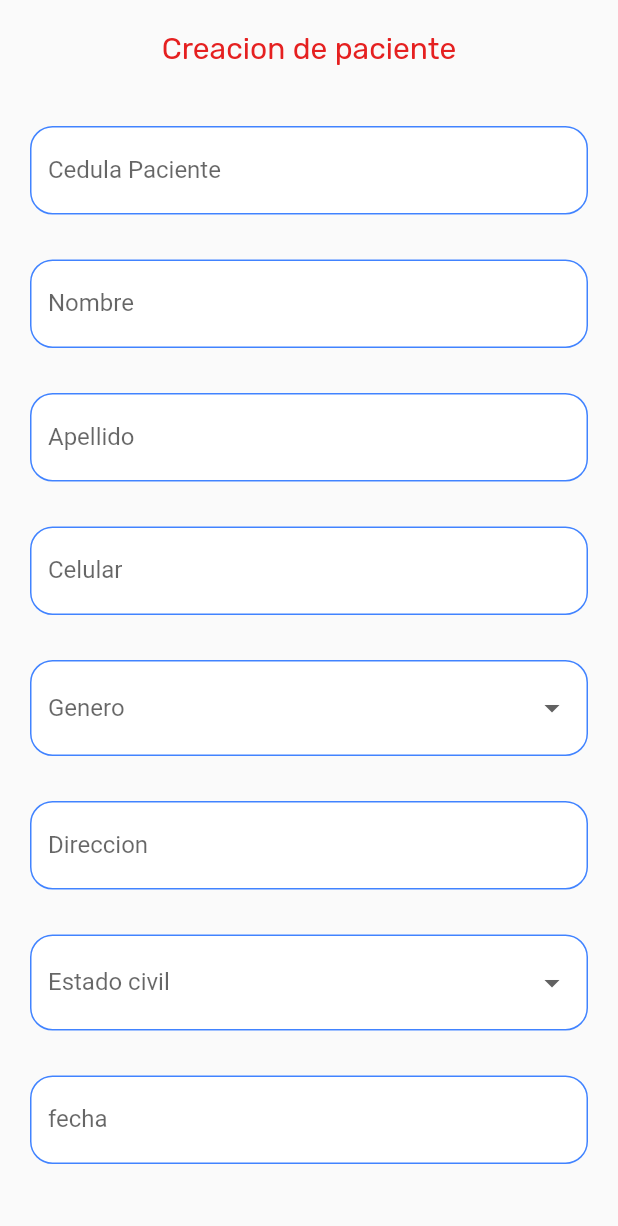
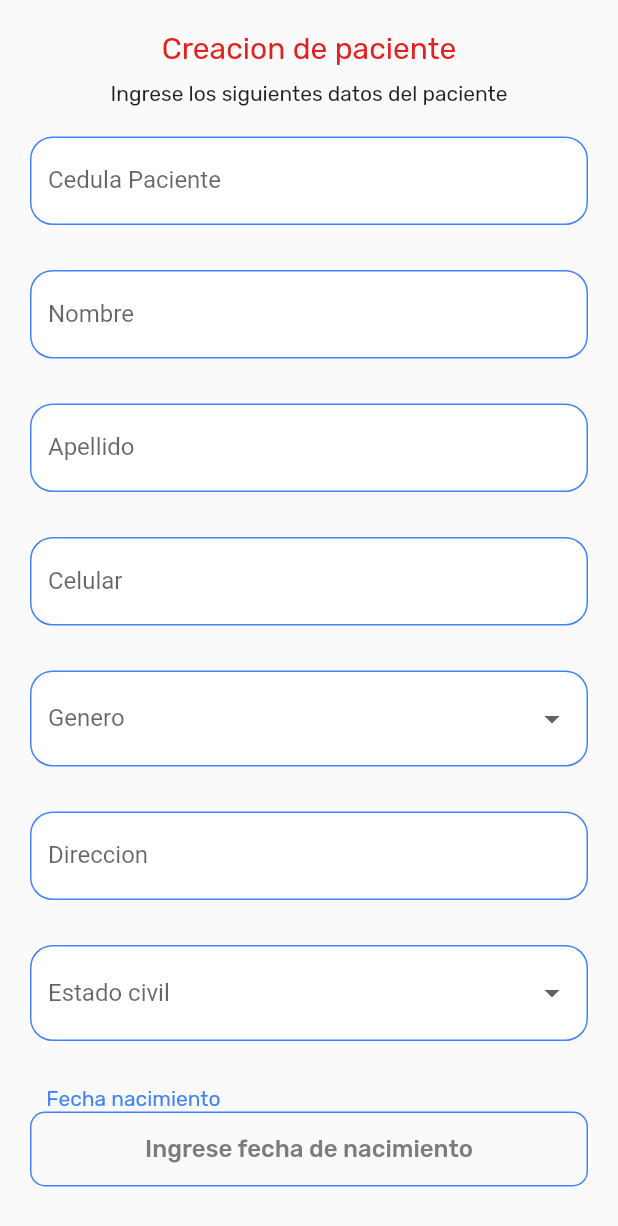
Before and after one commit to AlejandroCardozoCode/Proyecto_de_grado, a Flutter app: the screen it shows after launch, after a tap on "Agregar un nuevo paciente", on a phone screen of 412 x 824 dp. Shown: the top 1226 px of the screen. Run offline on Flutter 3.47's test engine with Material 2 defaults, Android fonts, the phone set to English and light mode, and no system bars; our stand-ins replace flutter_credit_card, flutter_datetime_picker, google_fonts, google_nav_bar, image_picker and 1 more; missing offline and left inert: dart:ffi, fhir; network calls fail.

Commit message:
implementacion widget selector de fecha

```diff
--- a/electrocardio/lib/main.dart
+++ b/electrocardio/lib/main.dart
@@ -28,6 +28,7 @@ class MyApp extends StatelessWidget {
         "reportList": (context) => const ReportListScreen(),
         "profile": (context) => const ProfileScreen(),
         "electroView": (context) => const ElectroViewScreen(),
+        "payment": (context) => const PaymentScreen(),
       },
       theme: ThemeApp.light,
     );
--- a/electrocardio/lib/screens/home_oncologo.dart
+++ b/electrocardio/lib/screens/home_oncologo.dart
@@ -29,6 +29,7 @@ class _HomeOncologoState extends State<HomeOncologo> {
     const SelectPatient(),
     const ReportListScreen(),
     const ProfileScreen(),
+    const PaymentScreen(),
   ];
   @override
   Widget build(BuildContext context) {
--- a/electrocardio/lib/screens/new_patient_screen.dart
+++ b/electrocardio/lib/screens/new_patient_screen.dart
@@ -1,4 +1,5 @@
 import 'package:flutter/material.dart';
+import 'package:flutter_datetime_picker/flutter_datetime_picker.dart';
 import 'package:google_fonts/google_fonts.dart';
 import '../theme/theme.dart';
 import '../widgets/widgets.dart';
@@ -11,9 +12,8 @@ class NewPatientScreen extends StatefulWidget {
 }
 
 class _NewPatientScreenState extends State<NewPatientScreen> {
-  @override
-  Widget build(BuildContext context) {
-    bool terms = false;
+  String birthDate = "Ingrese fecha de nacimiento";
+  final GlobalKey<FormState> myFormKey = GlobalKey<FormState>();
   final Map<String, String> formValues = {
     "id": "",
     "firstName": "",
@@ -25,11 +25,13 @@ class _NewPatientScreenState extends State<NewPatientScreen> {
     "maritalCode": "",
     "marialText": "",
   };
-    final GlobalKey<FormState> myFormKey = GlobalKey<FormState>();
 
-    return Scaffold(
-      body: SafeArea(
-        child: SingleChildScrollView(
+  @override
+  Widget build(BuildContext context) {
+    final w = MediaQuery.of(context).size.width;
+    return SafeArea(
+      child: Scaffold(
+        body: SingleChildScrollView(
           padding: const EdgeInsets.all(20),
           physics: const BouncingScrollPhysics(),
           child: Form(
@@ -44,7 +46,16 @@ class _NewPatientScreenState extends State<NewPatientScreen> {
                   ),
                 ),
                 const SizedBox(
-                  height: 40,
+                  height: 10,
+                ),
+                Text(
+                  "Ingrese los siguientes datos del paciente",
+                  style: GoogleFonts.rubik(
+                    fontSize: 14,
+                  ),
+                ),
+                const SizedBox(
+                  height: 20,
                 ),
                 CustomForm(
                   labelText: "Cedula Paciente",
@@ -148,10 +159,52 @@ class _NewPatientScreenState extends State<NewPatientScreen> {
                 const SizedBox(
                   height: 30,
                 ),
-                CustomForm(
-                  labelText: "fecha",
-                  formField: 'birthDate',
-                  formValues: formValues,
+                Container(
+                  width: w * 0.85,
+                  child: Text(
+                    "Fecha nacimiento",
+                    style: GoogleFonts.rubik(
+                      color: ThemeApp.primary,
+                    ),
+                  ),
+                ),
+                ElevatedButton(
+                  style: ElevatedButton.styleFrom(
+                    primary: Colors.transparent,
+                    elevation: 0,
+                    shape: RoundedRectangleBorder(
+                      borderRadius: BorderRadius.circular(10),
+                    ),
+                    side: BorderSide(
+                      width: 1,
+                      color: ThemeApp.primary,
+                    ),
+                  ),
+                  child: SizedBox(
+                    height: 50,
+                    child: Center(
+                      child: Text(
+                        birthDate,
+                        textAlign: TextAlign.start,
+                        style: GoogleFonts.rubik(
+                          color: const Color.fromARGB(255, 124, 124, 124),
+                          fontSize: 16,
+                        ),
+                      ),
+                    ),
+                  ),
+                  onPressed: () {
+                    DatePicker.showDatePicker(
+                      context,
+                      maxTime: DateTime.now(),
+                      onConfirm: (date) {
+                        setState(() {
+                          birthDate = "${date.year}-${date.month}-${date.day}";
+                          formValues["birthDate"] = birthDate;
+                        });
+                      },
+                    );
+                  },
                 ),
                 const SizedBox(
                   height: 30,
@@ -161,6 +214,7 @@ class _NewPatientScreenState extends State<NewPatientScreen> {
                 ),
                 ElevatedButton(
                   onPressed: () {
+                    print(formValues);
                     Navigator.pushNamed(context, "contactPatientInfo");
                   },
                   style: ElevatedButton.styleFrom(
--- a/electrocardio/lib/screens/screens.dart
+++ b/electrocardio/lib/screens/screens.dart
@@ -9,3 +9,4 @@ export 'select_patient_screen.dart';
 export 'new_patient_screen.dart';
 export 'home_oncologo.dart';
 export 'electro_view.dart';
+export 'payment_screen.dart';
--- a/electrocardio/lib/screens/select_patient_screen.dart
+++ b/electrocardio/lib/screens/select_patient_screen.dart
@@ -16,17 +16,20 @@ class SelectPatient extends StatelessWidget {
           children: [
             ProfileData(),
             SizedBox(
-              height: w * 0.1,
+              height: w * 0.06,
             ),
             Container(
+              width: w,
               margin: const EdgeInsets.only(
+                left: 25,
                 bottom: 10,
               ),
               child: Text(
                 "Nuevo reporte",
                 style: GoogleFonts.rubik(
-                  color: ThemeApp.appRed,
-                  fontWeight: FontWeight.bold,
+                  fontSize: 20,
+                  color: Colors.black,
+                  fontWeight: FontWeight.w600,
                 ),
               ),
             ),
@@ -37,8 +40,9 @@ class SelectPatient extends StatelessWidget {
               ),
               child: Text(
                 "Para crear un nuevo reporte por favor seleccione un paciente existente o ingrese un nuevo paciente al sistema",
-                textAlign: TextAlign.center,
-                style: GoogleFonts.rubik(),
+                style: GoogleFonts.rubik(
+                  fontSize: 16,
+                ),
               ),
             ),
             const CustomPatientBanner(
--- a/electrocardio/lib/theme/theme.dart
+++ b/electrocardio/lib/theme/theme.dart
@@ -26,7 +26,8 @@ class ThemeApp {
       style: ElevatedButton.styleFrom(
         primary: primary,
         shape: RoundedRectangleBorder(borderRadius: BorderRadius.circular(5)),
-        elevation: 10,
+        elevation: 5,
+        shadowColor: const Color.fromARGB(56, 158, 158, 158),
       ),
     ),
     floatingActionButtonTheme:
@@ -34,7 +35,14 @@ class ThemeApp {
     textButtonTheme: TextButtonThemeData(
       style: TextButton.styleFrom(
         primary: primary,
-        textStyle: TextStyle(color: Colors.white),
+        textStyle: const TextStyle(color: Colors.white),
+      ),
+    ),
+    cardTheme: CardTheme(
+      elevation: 5,
+      shadowColor: const Color.fromARGB(56, 158, 158, 158),
+      shape: RoundedRectangleBorder(
+        borderRadius: BorderRadius.circular(20),
       ),
     ),
   );
--- a/electrocardio/lib/widgets/custom_patient_banner.dart
+++ b/electrocardio/lib/widgets/custom_patient_banner.dart
@@ -30,13 +30,19 @@ class CustomPatientBanner extends StatelessWidget {
               SizedBox(
                 width: w * 0.1,
               ),
-              Icon(icon, color: ThemeApp.primary),
+              Icon(
+                icon,
+                color: ThemeApp.primary,
+                size: 30,
+              ),
               SizedBox(
-                width: w * 0.15,
+                width: w * 0.1,
               ),
               Text(
                 text,
-                style: GoogleFonts.rubik(),
+                style: GoogleFonts.rubik(
+                  fontSize: 14,
+                ),
               ),
             ],
           ),
--- a/electrocardio/lib/widgets/nav_bar.dart
+++ b/electrocardio/lib/widgets/nav_bar.dart
@@ -43,6 +43,10 @@ class _AppNavBarState extends State<AppNavBar> {
               GButton(
                 icon: Icons.person,
                 text: " Perfil",
+              ),
+              GButton(
+                icon: Icons.credit_card,
+                text: " Pagos",
               ),
             ],
           ),
--- a/electrocardio/lib/widgets/profile_data.dart
+++ b/electrocardio/lib/widgets/profile_data.dart
@@ -28,9 +28,11 @@ class _ProfileDataState extends State<ProfileData> {
             ),
             Column(
               mainAxisAlignment: MainAxisAlignment.center,
+              crossAxisAlignment: CrossAxisAlignment.start,
               children: [
                 Text(
                   "Nombre Doctor",
+                  textAlign: TextAlign.left,
                   style: GoogleFonts.rubik(
                     fontSize: 20,
                     fontWeight: FontWeight.bold,
@@ -39,12 +41,14 @@ class _ProfileDataState extends State<ProfileData> {
                 ),
                 Text(
                   "Especialidad",
+                  textAlign: TextAlign.left,
                   style: GoogleFonts.rubik(
                     fontSize: 15,
                   ),
                 ),
                 Text(
                   "Identificacion",
+                  textAlign: TextAlign.left,
                   style: GoogleFonts.rubik(
                     fontSize: 12,
                   ),
--- a/electrocardio/lib/widgets/profile_info_card.dart
+++ b/electrocardio/lib/widgets/profile_info_card.dart
@@ -39,9 +39,9 @@ class ProfileInfoCard extends StatelessWidget {
               Text(
                 "$name $lastName",
                 style: GoogleFonts.rubik(
-                  fontSize: 20,
-                  color: ThemeApp.appRed,
-                ),
+                    fontSize: 20,
+                    color: Colors.black,
+                    fontWeight: FontWeight.w600),
               ),
               const SizedBox(
                 height: 30,
--- a/electrocardio/pubspec.yaml
+++ b/electrocardio/pubspec.yaml
@@ -38,6 +38,8 @@ dependencies:
   google_nav_bar: ^5.0.6
   image_picker: ^0.8.5+3
   photo_view: ^0.14.0
+  flutter_credit_card: ^3.0.3
+  flutter_datetime_picker: ^1.5.1
 
 dev_dependencies:
   flutter_test:
```
Also changed, not shown: electrocardio/lib/screens/new_patient_contact_screen.dart (+8 -10 lines), electrocardio/lib/screens/payment_screen.dart (added, +23 -0 lines), electrocardio/lib/screens/profile_screen.dart (+1 -10 lines), electrocardio/lib/screens/report_list_screen.dart (+15 -4 lines), electrocardio/lib/widgets/electro_card_list.dart (+18 -17 lines), electrocardio/pubspec.lock. Lines whose indentation alone changed are shown as unchanged.
